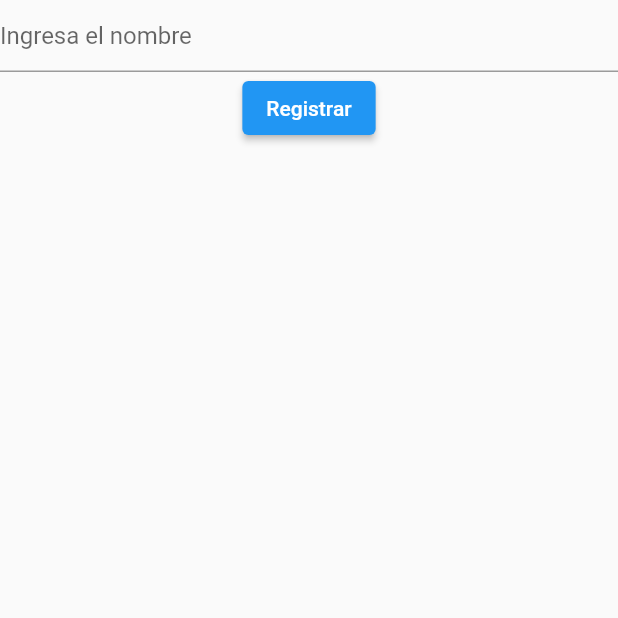
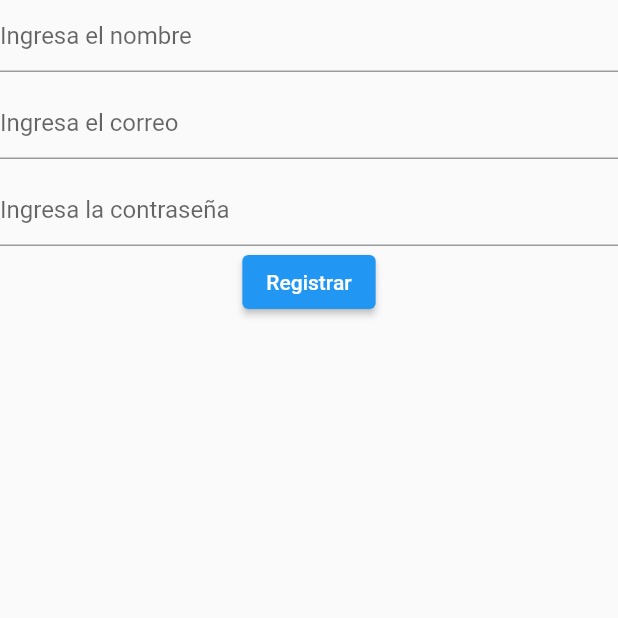
Before and after one commit to juliandrojas/app_biblioteca_firebase_v2, a Flutter app: the AddStudent screen opened by its route, on a phone screen of 412 x 824 dp, the top half of it. Run offline on Flutter 3.47's test engine with Material 2 defaults, Android fonts, the phone set to English and light mode, and no system bars; our stand-ins replace cloud_firestore, firebase_core; accounts and stored records are empty.

Commit message:
Interface of add_student

```diff
--- a/lib/pages/add_student.dart
+++ b/lib/pages/add_student.dart
@@ -18,6 +18,19 @@ class _AddStudentState extends State<AddStudent> {
             hintText: 'Ingresa el nombre',
           ),
         ),
+        const SizedBox(height: 10),
+        const TextField(
+          decoration: InputDecoration(
+            hintText: 'Ingresa el correo',
+          ),
+        ),
+        const SizedBox(height: 10),
+        const TextField(
+          obscureText: true,
+          decoration: InputDecoration(
+            hintText: 'Ingresa la contraseña',
+          ),
+        ),
         ElevatedButton(onPressed: () {}, child: const Text("Registrar"))
       ],
     ));
```
